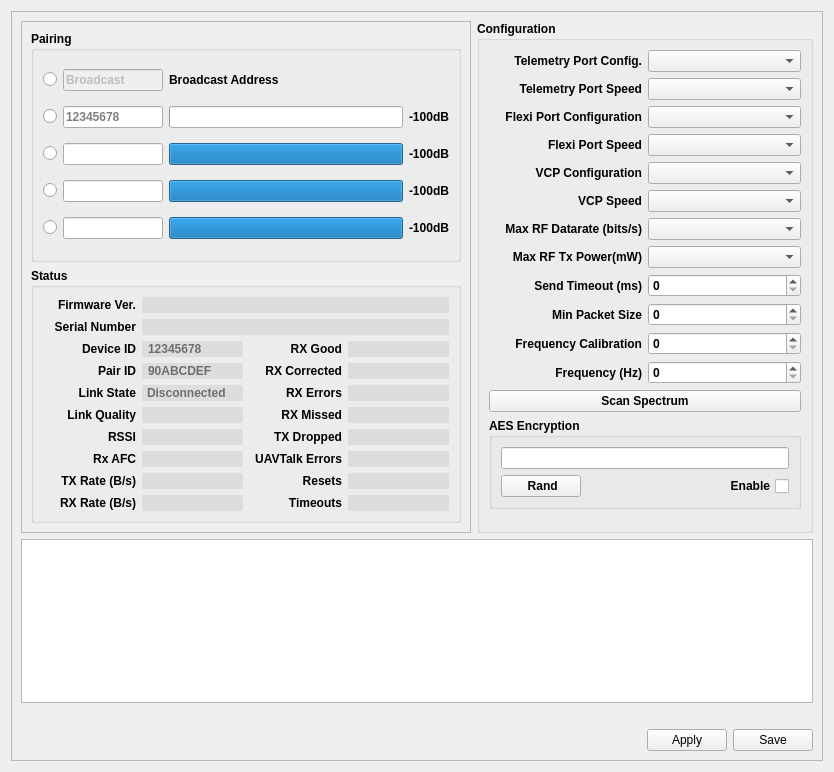
Before: the Qt Designer form ground/openpilotgcs/src/plugins/config/pipxtreme.ui in openpilot/OpenPilot, drawn with Qt 5.
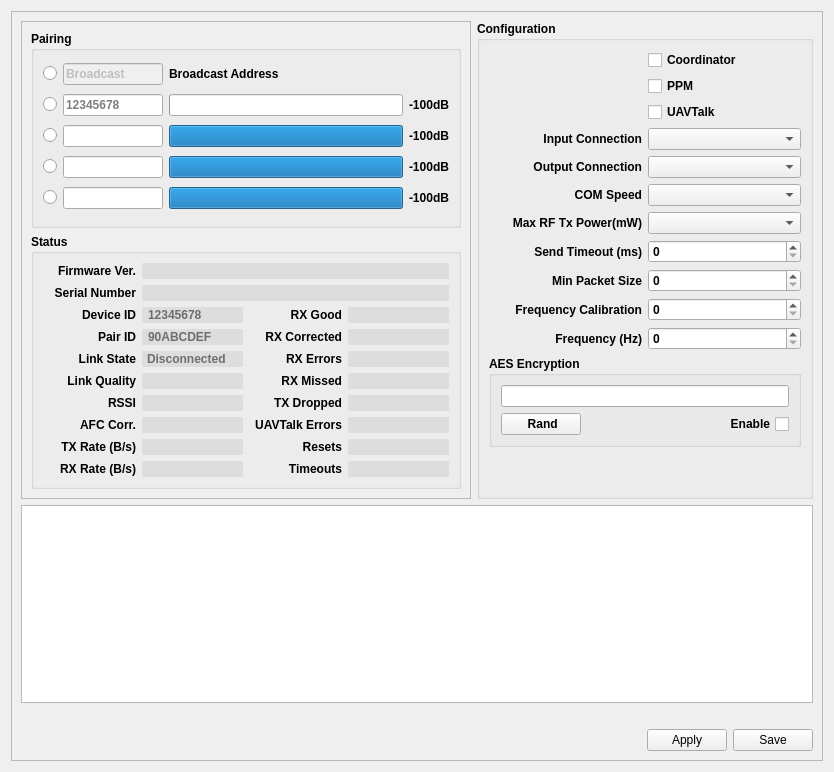
After: the same form once the commit is applied. Icons and pictures are not drawn.

Commit message: RFM22B/RM: Added rfm22b com device, moved remaining functionality in the radio module to the rfm22 driver, and simplified configuration of the PipX/OPLink.  The radio device now presents itself completely as a com device, both in RadioComBridge (OPLink devices) and Telemetry (RM). Also change the PipXStatus and PipXSettings UAVOs to OPLinkStatus/OPLinkSettings.

What changed in the file:
```diff
--- a/ground/openpilotgcs/src/plugins/config/pipxtreme.ui
+++ b/ground/openpilotgcs/src/plugins/config/pipxtreme.ui
@@ -750,7 +750,7 @@
             <item row="7" column="0">
              <widget class="QLabel" name="RxAFCLabel">
               <property name="text">
-               <string>Rx AFC</string>
+               <string>AFC Corr.</string>
               </property>
               <property name="alignment">
                <set>Qt::AlignRight|Qt::AlignTrailing|Qt::AlignVCenter</set>
@@ -1305,79 +1305,31 @@
          <string>Configuration</string>
         </property>
         <layout class="QGridLayout" name="gridLayout_2">
-         <item row="0" column="0">
-          <widget class="QLabel" name="TelemPortConfigLabel">
-           <property name="text">
-            <string>Telemetry Port Config.</string>
-           </property>
-           <property name="alignment">
-            <set>Qt::AlignRight|Qt::AlignTrailing|Qt::AlignVCenter</set>
-           </property>
-          </widget>
-         </item>
-         <item row="0" column="1">
-          <widget class="QComboBox" name="TelemPortConfig">
-           <property name="maximumSize">
-            <size>
-             <width>16777215</width>
-             <height>16777215</height>
-            </size>
-           </property>
-           <property name="toolTip">
-            <string>Set the telemetry port configuration</string>
-           </property>
-          </widget>
-         </item>
-         <item row="1" column="0">
-          <widget class="QLabel" name="TelemPortSpeedLabel">
-           <property name="text">
-            <string>Telemetry Port Speed</string>
-           </property>
-           <property name="alignment">
-            <set>Qt::AlignRight|Qt::AlignTrailing|Qt::AlignVCenter</set>
-           </property>
-          </widget>
-         </item>
-         <item row="1" column="1">
-          <widget class="QComboBox" name="TelemPortSpeed">
-           <property name="maximumSize">
-            <size>
-             <width>16777215</width>
-             <height>16777215</height>
-            </size>
-           </property>
-           <property name="toolTip">
-            <string>Set the telemetry port speed</string>
-           </property>
-          </widget>
-         </item>
-         <item row="2" column="0">
-          <widget class="QLabel" name="FlexiPortConfigLabel">
-           <property name="text">
-            <string>Flexi Port Configuration</string>
-           </property>
-           <property name="alignment">
-            <set>Qt::AlignRight|Qt::AlignTrailing|Qt::AlignVCenter</set>
-           </property>
-          </widget>
-         </item>
-         <item row="2" column="1">
-          <widget class="QComboBox" name="FlexiPortConfig">
-           <property name="maximumSize">
-            <size>
-             <width>16777215</width>
-             <height>16777215</height>
-            </size>
-           </property>
-           <property name="toolTip">
-            <string>Set the flexi port configuration</string>
-           </property>
-          </widget>
-         </item>
+	 <item row="0" column="1">
+	  <widget class="QCheckBox" name="Coordinator">
+	   <property name="text">
+	    <string>Coordinator</string>
+	   </property>
+	  </widget>
+	 </item>
+	 <item row="1" column="1">
+	  <widget class="QCheckBox" name="PPM">
+	   <property name="text">
+	    <string>PPM</string>
+	   </property>
+	  </widget>
+	 </item>
+	 <item row="2" column="1">
+	  <widget class="QCheckBox" name="UAVTalk">
+	   <property name="text">
+	    <string>UAVTalk</string>
+	   </property>
+	  </widget>
+	 </item>
          <item row="3" column="0">
           <widget class="QLabel" name="FlexiPortSpeedConfig">
            <property name="text">
-            <string>Flexi Port Speed</string>
+            <string>Input Connection</string>
            </property>
            <property name="alignment">
             <set>Qt::AlignRight|Qt::AlignTrailing|Qt::AlignVCenter</set>
@@ -1400,7 +1352,7 @@
          <item row="4" column="0">
           <widget class="QLabel" name="VCPConfigLabel">
            <property name="text">
-            <string>VCP Configuration</string>
+            <string>Output Connection</string>
            </property>
            <property name="alignment">
             <set>Qt::AlignRight|Qt::AlignTrailing|Qt::AlignVCenter</set>
@@ -1423,7 +1375,7 @@
          <item row="5" column="0">
           <widget class="QLabel" name="VCPSpeedLabel">
            <property name="text">
-            <string>VCP Speed</string>
+            <string>COM Speed</string>
            </property>
            <property name="alignment">
             <set>Qt::AlignRight|Qt::AlignTrailing|Qt::AlignVCenter</set>
@@ -1444,29 +1396,6 @@
           </widget>
          </item>
          <item row="6" column="0">
-          <widget class="QLabel" name="MaxRFDatarateLabel">
-           <property name="text">
-            <string>Max RF Datarate (bits/s)</string>
-           </property>
-           <property name="alignment">
-            <set>Qt::AlignRight|Qt::AlignTrailing|Qt::AlignVCenter</set>
-           </property>
-          </widget>
-         </item>
-         <item row="6" column="1">
-          <widget class="QComboBox" name="MaxRFDatarate">
-           <property name="maximumSize">
-            <size>
-             <width>16777215</width>
-             <height>16777215</height>
-            </size>
-           </property>
-           <property name="toolTip">
-            <string>Set the maximum RF datarate/channel bandwidth the modem will use</string>
-           </property>
-          </widget>
-         </item>
-         <item row="7" column="0">
           <widget class="QLabel" name="MaxRFTxPowerLabel">
            <property name="text">
             <string>Max RF Tx Power(mW)</string>
@@ -1476,7 +1405,7 @@
            </property>
           </widget>
          </item>
-         <item row="7" column="1">
+         <item row="6" column="1">
           <widget class="QComboBox" name="MaxRFTxPower">
            <property name="maximumSize">
             <size>
@@ -1495,7 +1424,7 @@
            </property>
           </widget>
          </item>
-         <item row="8" column="0">
+         <item row="7" column="0">
           <widget class="QLabel" name="SendTimeoutLabel">
            <property name="text">
             <string>Send Timeout (ms)</string>
@@ -1505,7 +1434,7 @@
            </property>
           </widget>
          </item>
-         <item row="8" column="1">
+         <item row="7" column="1">
           <widget class="QSpinBox" name="SendTimeout">
            <property name="sizePolicy">
             <sizepolicy hsizetype="Preferred" vsizetype="Fixed">
@@ -1530,7 +1459,7 @@
            </property>
           </widget>
          </item>
-         <item row="9" column="0">
+         <item row="8" column="0">
           <widget class="QLabel" name="MinPacketSizeLabel">
            <property name="text">
             <string>Min Packet Size</string>
@@ -1540,7 +1469,7 @@
            </property>
           </widget>
          </item>
-         <item row="9" column="1">
+         <item row="8" column="1">
           <widget class="QSpinBox" name="MinPacketSize">
            <property name="sizePolicy">
             <sizepolicy hsizetype="Preferred" vsizetype="Fixed">
@@ -1565,7 +1494,7 @@
            </property>
           </widget>
          </item>
-         <item row="10" column="0">
+         <item row="9" column="0">
           <widget class="QLabel" name="FreqCalLabel">
            <property name="text">
             <string>Frequency Calibration</string>
@@ -1575,7 +1504,7 @@
            </property>
           </widget>
          </item>
-         <item row="10" column="1">
+         <item row="9" column="1">
           <widget class="QSpinBox" name="FrequencyCalibration">
            <property name="sizePolicy">
             <sizepolicy hsizetype="Preferred" vsizetype="Fixed">
@@ -1600,7 +1529,7 @@
            </property>
           </widget>
          </item>
-         <item row="11" column="0">
+         <item row="10" column="0">
           <widget class="QLabel" name="label_5">
            <property name="text">
             <string>Frequency (Hz)</string>
@@ -1610,7 +1539,7 @@
            </property>
           </widget>
          </item>
-         <item row="11" column="1">
+         <item row="10" column="1">
           <widget class="QSpinBox" name="Frequency">
            <property name="sizePolicy">
             <sizepolicy hsizetype="Preferred" vsizetype="Fixed">
@@ -1644,7 +1573,7 @@
            </property>
           </widget>
          </item>
-         <item row="15" column="0" colspan="2">
+         <item row="11" column="0" colspan="2">
           <widget class="QGroupBox" name="groupBox_4">
            <property name="title">
             <string>AES Encryption</string>
@@ -1713,7 +1642,7 @@
            </layout>
           </widget>
          </item>
-         <item row="16" column="0">
+         <item row="12" column="0">
           <spacer name="verticalSpacer">
            <property name="orientation">
             <enum>Qt::Vertical</enum>
@@ -1726,16 +1655,6 @@
            </property>
           </spacer>
          </item>
-         <item row="14" column="0" colspan="2">
-          <widget class="QPushButton" name="ScanSpectrum">
-           <property name="toolTip">
-            <string>Scan whole band to see where their is interference and/or used channels</string>
-           </property>
-           <property name="text">
-            <string>    Scan Spectrum    </string>
-           </property>
-          </widget>
-         </item>
         </layout>
        </widget>
       </item>
```
Left out of the diff: 20 changed lines with no effect on the pictures. The commit also changes 30 other files.
